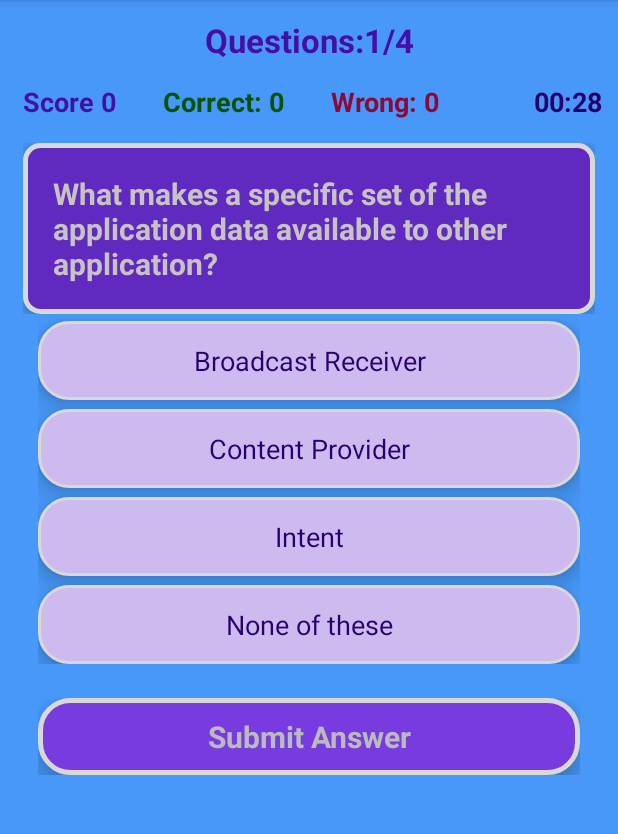
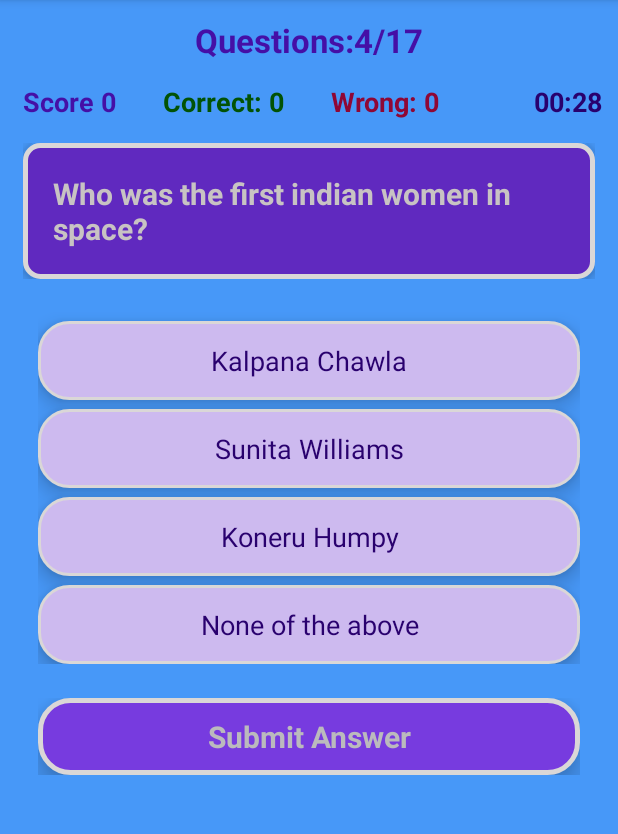
Before and after one commit to ArbeenaKhanum/QuizApp, an Android app: the screen it shows after launch (QuizMainActivity), after a tap on an icon or button, on a phone screen of 412 x 824 dp, the part 84-918 px from its top. Run offline under Robolectric (Android 15) with nearby library versions, the phone set to English and light mode, and no system bars; our stand-ins replace Room's generated code.

Commit message:
More questions added to the database

```diff
--- a/OuizAppProject/app/src/main/java/com/example/quizapp/activities/QuizMainActivity.java
+++ b/OuizAppProject/app/src/main/java/com/example/quizapp/activities/QuizMainActivity.java
@@ -280,12 +280,12 @@ public class QuizMainActivity extends AppCompatActivity {
             optionThree.setText(currentQues.getOptionC());
             optionFour.setText(currentQues.getOptionD());
             questionCounter++;
+            timeRemaining = COUNTDOWNTIME;
+            startCountDownTimer();
 
             answered = false;
             mTvSubmit.setText("Submit Answer");
             mTvQuestionsCount.setText("Questions:" + questionCounter + "/" + (questionsTotalCount - 1));
-            timeRemaining = COUNTDOWNTIME;
-            startCountDownTimer();
 
         } else {
             Toast.makeText(this, "Quiz Over", Toast.LENGTH_SHORT).show();
@@ -311,7 +311,7 @@ public class QuizMainActivity extends AppCompatActivity {
      */
 
     private void startCountDownTimer() {
-        countDownTimer = new CountDownTimer(timeRemaining, 1000) {
+        countDownTimer = new CountDownTimer(COUNTDOWNTIME, 1000) {
             @Override
             public void onTick(long millisUntilFinished) {
                 timeRemaining = millisUntilFinished;
--- a/OuizAppProject/app/src/main/java/com/example/quizapp/database/AppDatabase.java
+++ b/OuizAppProject/app/src/main/java/com/example/quizapp/database/AppDatabase.java
@@ -47,13 +47,53 @@ public abstract class AppDatabase extends RoomDatabase {
                     "Html and Css", "Php and Ruby", "Java and Kotlin",
                     "Python and JavaScript", 3));
 
+            questionsDao.insert(new Questions("Plants receive their nutrients mainly from?",
+                    "Chlorophyll", "Atmosphere", "Light",
+                    "Soil", 4));
+
+            questionsDao.insert(new Questions("Full form of URL is?",
+                    "Uniform Resource Locator", "Uniform Resource Link", "Uniform Registered Link",
+                    "Unified Resource Link", 1));
+
             questionsDao.insert(new Questions("How many Months have 28 days?",
-                    "one", "Twelve", "Five",
+                    "One", "Twelve", "Five",
                     "Seven", 2));
+
+            questionsDao.insert(new Questions("On which thread services work in android?",
+                    "Worker Thread", "Background Thread", "Main Thread",
+                    "None of the above", 3));
+
+            questionsDao.insert(new Questions("In Activity life-cycle, what is the first callback method invoked by the system?",
+                    "onStart()", "onStop()", "onRestore()",
+                    "onCreate", 4));
+
+            questionsDao.insert(new Questions("Which is the only even prime number?",
+                    "2", "5", "6",
+                    "12", 1));
+
+            questionsDao.insert(new Questions("Oxygen released in the process of photosynthesis comes fom?",
+                    "Carbon dioxide", "Sugar", "Pyruvic acid",
+                    "Water", 4));
+
+            questionsDao.insert(new Questions("Who is widely considered to be the 'Father of  Mathematics'?",
+                    "Srinivasa Ramanujan", "Abacus", "Archimedes",
+                    "Shakuntala Devi", 3));
+
+            questionsDao.insert(new Questions("Potato is a modified form (outgrowth of)?",
+                    "Stem", "Root", "Fruit",
+                    "Leaf", 1));
+
+            questionsDao.insert(new Questions("Which the national animal of India?",
+                    "Lion", "Tiger", "Deer",
+                    "Camel", 2));
 
             questionsDao.insert(new Questions("12/2(5-2)=?",
                     "6", "12", "2",
                     "18", 4));
+
+            questionsDao.insert(new Questions("Which is the national sport of India?",
+                    "Cricket", "Hockey", "Kabaddi",
+                    "Football", 2));
 
             questionsDao.insert(new Questions("Who was the first indian women in space?",
                     "Kalpana Chawla", "Sunita Williams", "Koneru Humpy",
@@ -62,6 +102,18 @@ public abstract class AppDatabase extends RoomDatabase {
             questionsDao.insert(new Questions("What makes a specific set of the application data available to other application?",
                     "Broadcast Receiver", "Content Provider", "Intent",
                     "None of these", 2));
+
+            questionsDao.insert(new Questions("What is 50 times 5 is equal to?",
+                    "2500", "505", "500",
+                    "250", 4));
+
+            questionsDao.insert(new Questions("Who was the first Prime Minister of India?",
+                    "Indira Gandhi", "Rajiv Gandhi", "Jawaharlal Nehru",
+                    "Dr. Radha Krishna", 3));
+
+            questionsDao.insert(new Questions("Who discovered India?",
+                    "Vasco da Gama", "Christopher Columbus", "James Crook",
+                    "Willem Janszoon", 1));
             return null;
         }
     }
```
